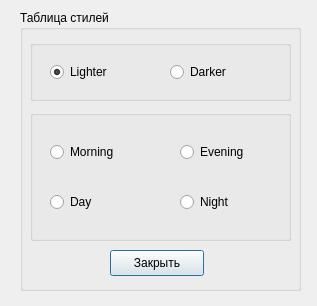
This is stylesdialog.ui in FerKosNik/TextEditor_Rustem as Qt 5 draws it before an edit. The edited form follows.
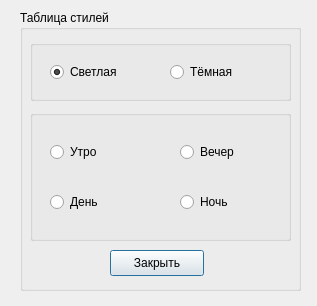
This is the edited form.

Commit message: I suppose it as ready

Diff of the .ui file:
```diff
--- a/stylesdialog.ui
+++ b/stylesdialog.ui
@@ -50,7 +50,7 @@
       </rect>
      </property>
      <property name="text">
-      <string>Morning</string>
+      <string>Утро</string>
      </property>
     </widget>
     <widget class="QRadioButton" name="rbDay">
@@ -63,7 +63,7 @@
       </rect>
      </property>
      <property name="text">
-      <string>Day</string>
+      <string>День</string>
      </property>
     </widget>
     <widget class="QRadioButton" name="rbEvening">
@@ -76,7 +76,7 @@
       </rect>
      </property>
      <property name="text">
-      <string>Evening</string>
+      <string>Вечер</string>
      </property>
     </widget>
     <widget class="QRadioButton" name="rbNight">
@@ -89,7 +89,7 @@
       </rect>
      </property>
      <property name="text">
-      <string>Night</string>
+      <string>Ночь</string>
      </property>
     </widget>
    </widget>
@@ -110,12 +110,12 @@
       <rect>
        <x>20</x>
        <y>20</y>
-       <width>81</width>
+       <width>91</width>
        <height>24</height>
       </rect>
      </property>
      <property name="text">
-      <string>Lighter</string>
+      <string>Светлая</string>
      </property>
      <property name="checked">
       <bool>true</bool>
@@ -131,7 +131,7 @@
       </rect>
      </property>
      <property name="text">
-      <string>Darker</string>
+      <string>Тёмная</string>
      </property>
     </widget>
    </widget>
```
The commit also changes 2 other files.
